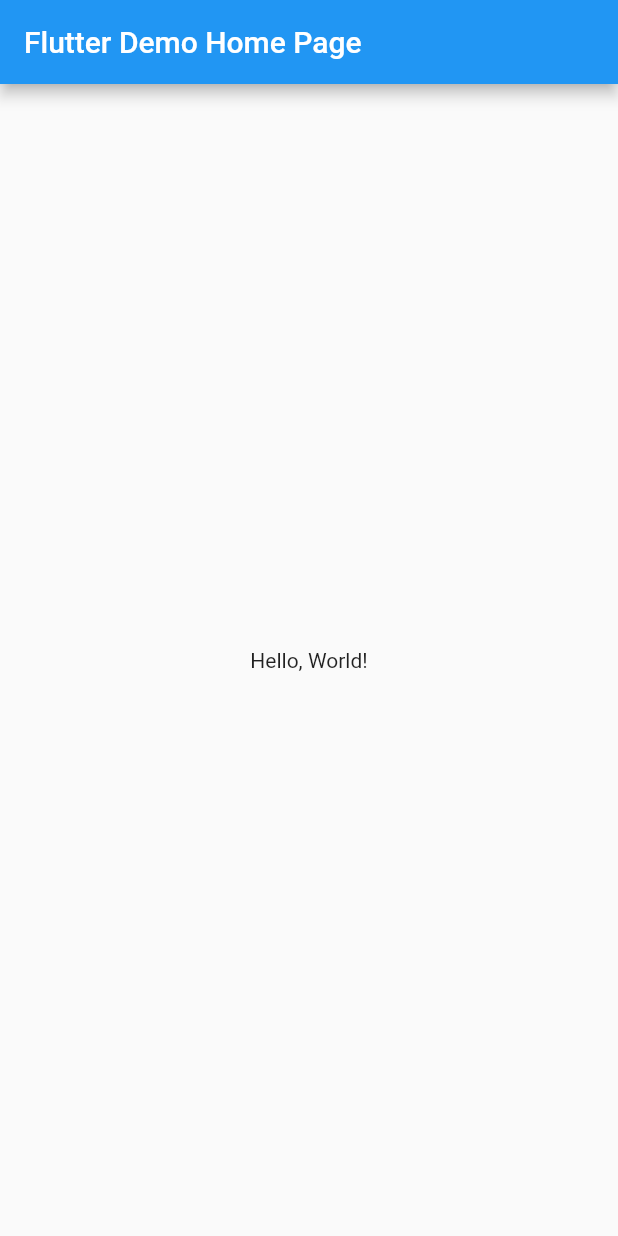
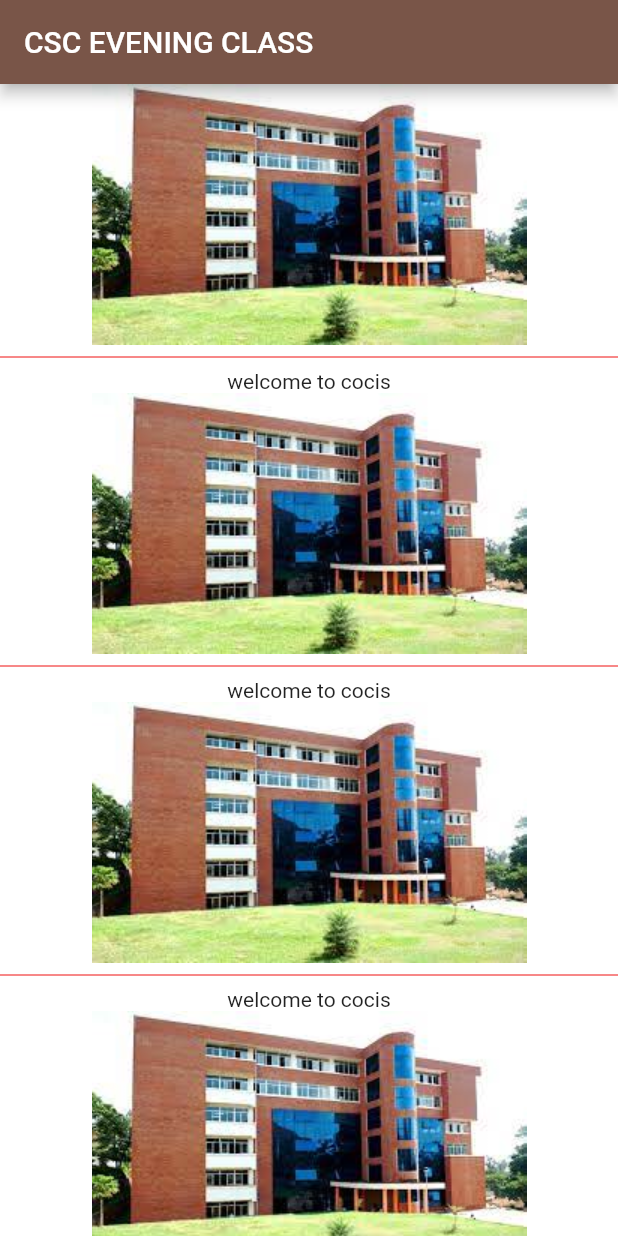
Before and after one commit to maginodan/flutter_app, a Flutter app: the screen it shows after launch, on a phone screen of 412 x 824 dp. Run offline on Flutter 3.47's test engine with Material 2 defaults, Android fonts, the phone set to English and light mode, and no system bars.

Commit message:
created body and uploaded images

```diff
--- /dev/null
+++ b/lib/body.dart
@@ -0,0 +1,21 @@
+import 'package:flutter/material.dart';
+
+class Body extends StatelessWidget {
+  @override
+  Widget build(BuildContext context) {
+    return ListView.builder(
+      itemCount: 25,
+      itemBuilder: (context, rowNumber) {
+        return Column(
+          children: [
+            Image.asset("assets/download.jpg"),
+            Divider(
+              color: Color(0xffef1010),
+            ),
+            Text("welcome to cocis"),
+          ],
+        );
+      },
+    );
+  }
+}
--- a/lib/main.dart
+++ b/lib/main.dart
@@ -1,41 +1,19 @@
 import 'package:flutter/material.dart';
+import 'body.dart';
 
-void main() => runApp(MyApp());
+void main() {
+  runApp(Helloworld());
+}
 
-class MyApp extends StatelessWidget {
-  const MyApp({super.key});
-  // This widget is the root of your application.
+class Helloworld extends StatelessWidget {
   @override
   Widget build(BuildContext context) {
     return MaterialApp(
-      // Application name
-      title: 'Flutter Hello World',
-      // Application theme data, you can set the colors for the application as
-      // you want
-      theme: ThemeData(
-        primarySwatch: Colors.blue,
-      ),
-      // A widget which will be started on application startup
-      home: MyHomePage(title: 'Flutter Demo Home Page'),
-    );
-  }
-}
-
-class MyHomePage extends StatelessWidget {
-  final String title;
-  const MyHomePage({super.key, required this.title});
-
-  @override
-  Widget build(BuildContext context) {
-    return Scaffold(
-      appBar: AppBar(
-        // The title text which will be shown on the action bar
-        title: Text(title),
-      ),
-      body: Center(
-        child: Text(
-          'Hello, World!',
-        ),
+      home: Scaffold(
+        appBar: AppBar(
+            title: Text("CSC EVENING CLASS"), backgroundColor: Colors.brown),
+        backgroundColor: Colors.white,
+        body: Body(),
       ),
     );
   }
--- a/pubspec.yaml
+++ b/pubspec.yaml
@@ -43,8 +43,8 @@ flutter:
   uses-material-design: true
 
   # To add assets to your application, add an assets section, like this:
-  # assets:
-  #  - images/a_dot_burr.jpeg
+  assets:
+    - assets/download.jpg
   #  - images/a_dot_ham.jpeg
 
   # An image asset can refer to one or more resolution-specific "variants", see
```
Also changed, not shown: assets/download.jpg (added).
